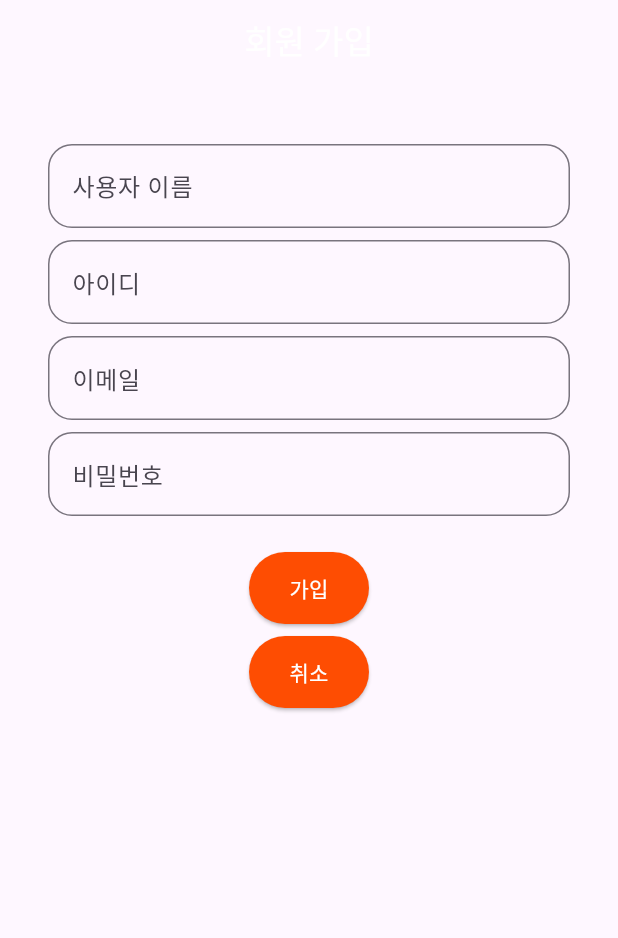
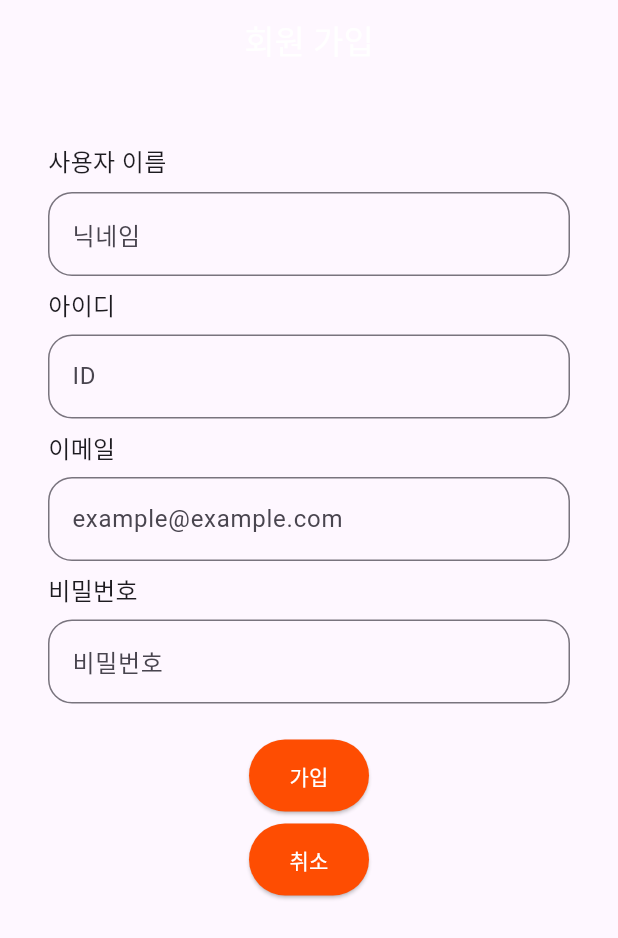
Before and after one commit to pknu-wap/-2-Y-NOT-Project, a Flutter app: the screen it shows after launch, on a phone screen of 412 x 824 dp. Shown: the top 938 px of the screen. Run offline on Flutter 3.47's test engine with Material 3 defaults, Android fonts, the phone set to English and light mode, and no system bars; our stand-ins replace cloud_firestore, firebase_auth, firebase_core, get, image_picker; missing offline and left inert: chat, chatview; accounts and stored records are empty; project files that could hold a hidden picture were left out.

```diff
--- a/lib/Make_BookList.dart
+++ b/lib/Make_BookList.dart
@@ -1,3 +1,4 @@
+
 import 'package:flutter/cupertino.dart';
 import 'package:flutter/material.dart';
 import 'package:cloud_firestore/cloud_firestore.dart';
--- a/lib/SignUpPage.dart
+++ b/lib/SignUpPage.dart
@@ -48,10 +48,14 @@ class _SignUpFormState extends State<SignUpForm> {
               SizedBox(height: 24.0),
               Padding(
                 padding: EdgeInsets.symmetric(horizontal: 16.0),
-                child: TextFormField(
+                child: Column(
+                  crossAxisAlignment: CrossAxisAlignment.start,
+                  children: [
+                    Text('사용자 이름', style: TextStyle(fontSize: 16.0)),
+                    SizedBox(height: 8.0),
+                    TextFormField(
                       controller: _usernameController,
                       decoration: InputDecoration(
-                    labelText: '사용자 이름',
                         hintText: '닉네임',
                         border: OutlineInputBorder(
                           borderRadius: BorderRadius.circular(16.0), // 입력 창 테두리를 더 둥글게 만듭니다.
@@ -66,14 +70,20 @@ class _SignUpFormState extends State<SignUpForm> {
                         return null;
                       },
                     ),
+                  ],
+                ),
               ),
               SizedBox(height: 8.0),
               Padding(
                 padding: EdgeInsets.symmetric(horizontal: 16.0),
-                child: TextFormField(
+                child: Column(
+                  crossAxisAlignment: CrossAxisAlignment.start,
+                  children: [
+                    Text('아이디', style: TextStyle(fontSize: 16.0)),
+                    SizedBox(height: 8.0),
+                    TextFormField(
                       controller: _idController,
                       decoration: InputDecoration(
-                    labelText: '아이디',
                         hintText: 'ID',
                         border: OutlineInputBorder(
                           borderRadius: BorderRadius.circular(16.0), // 입력 창 테두리
@@ -86,14 +96,20 @@ class _SignUpFormState extends State<SignUpForm> {
                         return null;
                       },
                     ),
+                  ],
+                ),
               ),
               SizedBox(height: 8.0),
               Padding(
                 padding: EdgeInsets.symmetric(horizontal: 16.0),
-                child: TextFormField(
+                child: Column(
+                  crossAxisAlignment: CrossAxisAlignment.start,
+                  children: [
+                    Text('이메일', style: TextStyle(fontSize: 16.0)),
+                    SizedBox(height: 8.0),
+                    TextFormField(
                       controller: _emailController,
                       decoration: InputDecoration(
-                    labelText: '이메일',
                         hintText: 'example@example.com',
                         border: OutlineInputBorder(
                           borderRadius: BorderRadius.circular(16.0), // 입력 창 테두리
@@ -108,14 +124,20 @@ class _SignUpFormState extends State<SignUpForm> {
                         return null;
                       },
                     ),
+                  ],
+                ),
               ),
               SizedBox(height: 8.0),
               Padding(
                 padding: EdgeInsets.symmetric(horizontal: 16.0),
-                child: TextFormField(
+                child: Column(
+                  crossAxisAlignment: CrossAxisAlignment.start,
+                  children: [
+                    Text('비밀번호', style: TextStyle(fontSize: 16.0)),
+                    SizedBox(height: 8.0),
+                    TextFormField(
                       controller: _passwordController,
                       decoration: InputDecoration(
-                    labelText: '비밀번호',
                         hintText: '비밀번호',
                         border: OutlineInputBorder(
                           borderRadius: BorderRadius.circular(16.0), // 입력 창 테두리
@@ -134,6 +156,8 @@ class _SignUpFormState extends State<SignUpForm> {
                         return null;
                       },
                       obscureText: true,
+                    ),
+                  ],
                 ),
               ),
               SizedBox(height: 24.0),
```
Lines whose indentation alone changed are shown as unchanged.
